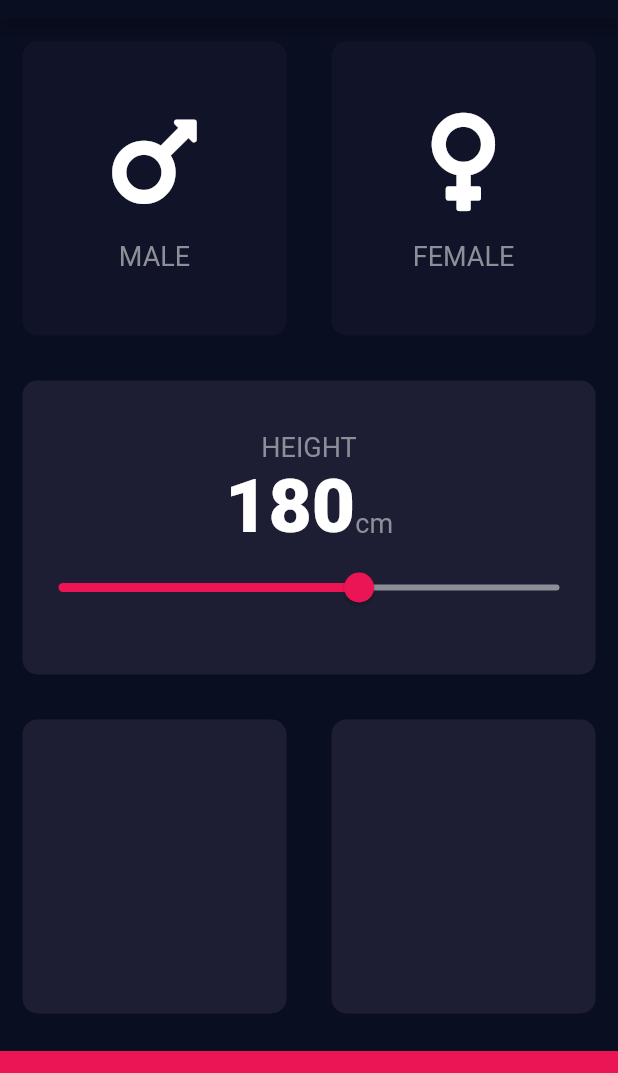
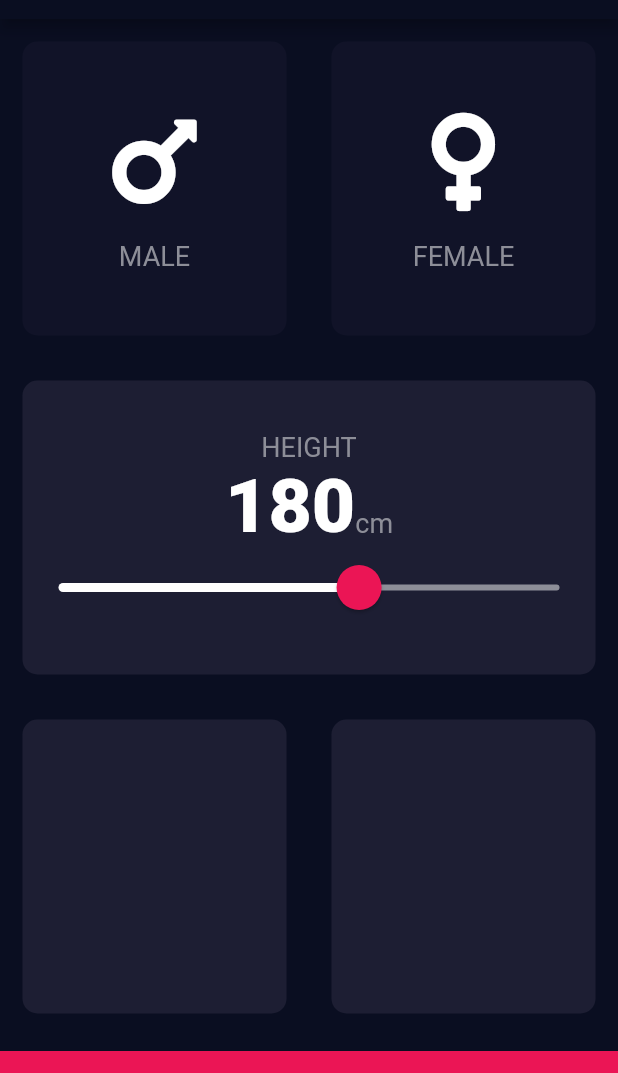
Before and after one commit to fabiovalinhos/BMI_calculator, a Flutter app: the screen it shows after launch, on a phone screen of 412 x 824 dp, the part 65-1138 px from its top. Run offline on Flutter 3.47's test engine with Material 2 defaults, Android fonts, the phone set to English and light mode, and no system bars; our stand-ins replace font_awesome_flutter.

Commit message:
Theme customizado para o slider

```diff
--- a/lib/input_page.dart
+++ b/lib/input_page.dart
@@ -91,17 +91,27 @@ class _InputPageState extends State<InputPage> {
                       ),
                     ],
                   ),
-                  Slider(
+                  SliderTheme(
+                    data: SliderTheme.of(context).copyWith(
+                      inactiveTrackColor: Color(0xFF8D8E98),
+                      activeTrackColor: Colors.white,
+                      overlayColor: Color(0x29EB1555),
+                      thumbColor: Color(0xFFEB1555),
+                      thumbShape:
+                          RoundSliderThumbShape(enabledThumbRadius: 15.0),
+                      overlayShape:
+                          RoundSliderOverlayShape(overlayRadius: 24.0),
+                    ),
+                    child: Slider(
                       value: height.toDouble(),
                       min: 120.0,
                       max: 220.0,
-                    activeColor: Color(0xFFEB1555),
-                    inactiveColor: Color(0xFF8D8E98),
                       onChanged: (double newValue) {
                         setState(() {
                           height = newValue.round();
                         });
                       },
+                    ),
                   ),
                 ],
               ),
```
Lines whose indentation alone changed are shown as unchanged.
